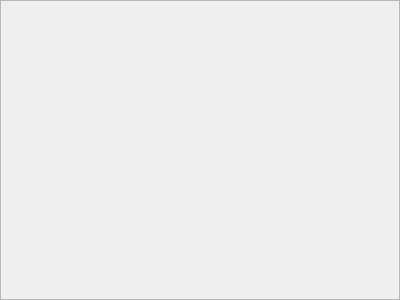
First picture: the form in People/f_adduser.ui, repository ashraf-kx/stock-manager, before the edit.
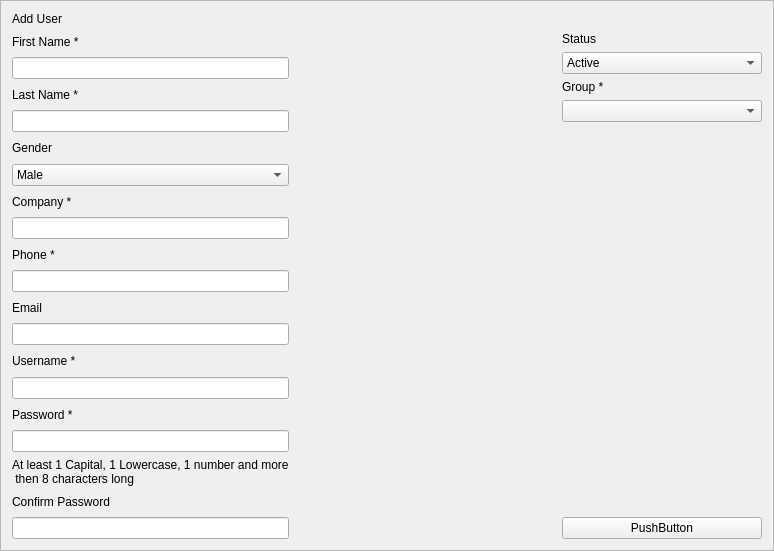
Second picture: the form after the edit.

Commit message:
Create GUIs for (Users/Suppliers/Billers/Customers)
Inputs to manage People in General

```diff
--- a/People/f_adduser.ui
+++ b/People/f_adduser.ui
@@ -9,8 +9,8 @@
    <rect>
     <x>0</x>
     <y>0</y>
-    <width>400</width>
-    <height>300</height>
+    <width>774</width>
+    <height>551</height>
    </rect>
   </property>
   <property name="frameShape">
@@ -19,5 +19,276 @@
   <property name="windowTitle">
    <string>Frame</string>
   </property>
+  <property name="frameShape">
+   <enum>QFrame::StyledPanel</enum>
+  </property>
+  <property name="frameShadow">
+   <enum>QFrame::Raised</enum>
+  </property>
+  <layout class="QVBoxLayout" name="verticalLayout_3">
+   <item>
+    <widget class="QLabel" name="L_header">
+     <property name="text">
+      <string>Add User</string>
+     </property>
+    </widget>
+   </item>
+   <item>
+    <layout class="QHBoxLayout" name="layoutMain">
+     <item>
+      <layout class="QVBoxLayout" name="layoutLeftSide">
+       <item>
+        <widget class="QLabel" name="L_firstName">
+         <property name="text">
+          <string>First Name *</string>
+         </property>
+        </widget>
+       </item>
+       <item>
+        <widget class="QLineEdit" name="Le_FirstName">
+         <property name="maxLength">
+          <number>50</number>
+         </property>
+        </widget>
+       </item>
+       <item>
+        <widget class="QLabel" name="L_lastName">
+         <property name="text">
+          <string>Last Name *</string>
+         </property>
+        </widget>
+       </item>
+       <item>
+        <widget class="QLineEdit" name="Le_lastName">
+         <property name="maxLength">
+          <number>50</number>
+         </property>
+        </widget>
+       </item>
+       <item>
+        <widget class="QLabel" name="L_gender">
+         <property name="text">
+          <string>Gender</string>
+         </property>
+        </widget>
+       </item>
+       <item>
+        <widget class="QComboBox" name="Cb_gender">
+         <property name="minimumSize">
+          <size>
+           <width>200</width>
+           <height>0</height>
+          </size>
+         </property>
+         <item>
+          <property name="text">
+           <string>Male</string>
+          </property>
+         </item>
+         <item>
+          <property name="text">
+           <string>Female</string>
+          </property>
+         </item>
+        </widget>
+       </item>
+       <item>
+        <widget class="QLabel" name="L_company">
+         <property name="text">
+          <string>Company *</string>
+         </property>
+        </widget>
+       </item>
+       <item>
+        <widget class="QLineEdit" name="Le_company">
+         <property name="maxLength">
+          <number>255</number>
+         </property>
+        </widget>
+       </item>
+       <item>
+        <widget class="QLabel" name="L_phone">
+         <property name="text">
+          <string>Phone *</string>
+         </property>
+        </widget>
+       </item>
+       <item>
+        <widget class="QLineEdit" name="Le_phone">
+         <property name="maxLength">
+          <number>20</number>
+         </property>
+        </widget>
+       </item>
+       <item>
+        <widget class="QLabel" name="L_email">
+         <property name="text">
+          <string>Email </string>
+         </property>
+        </widget>
+       </item>
+       <item>
+        <widget class="QLineEdit" name="Le_email">
+         <property name="maxLength">
+          <number>255</number>
+         </property>
+        </widget>
+       </item>
+       <item>
+        <widget class="QLabel" name="L_username">
+         <property name="text">
+          <string>Username *</string>
+         </property>
+        </widget>
+       </item>
+       <item>
+        <widget class="QLineEdit" name="Le_username">
+         <property name="maxLength">
+          <number>50</number>
+         </property>
+        </widget>
+       </item>
+       <item>
+        <widget class="QLabel" name="L_password">
+         <property name="text">
+          <string>Password *</string>
+         </property>
+        </widget>
+       </item>
+       <item>
+        <widget class="QLineEdit" name="Le_password">
+         <property name="maxLength">
+          <number>50</number>
+         </property>
+         <property name="echoMode">
+          <enum>QLineEdit::Password</enum>
+         </property>
+        </widget>
+       </item>
+       <item>
+        <widget class="QLabel" name="L_info">
+         <property name="text">
+          <string>At least 1 Capital, 1 Lowercase, 1 number and more 
+ then 8 characters long</string>
+         </property>
+        </widget>
+       </item>
+       <item>
+        <widget class="QLabel" name="L_confirmePass">
+         <property name="text">
+          <string>Confirm Password</string>
+         </property>
+        </widget>
+       </item>
+       <item>
+        <widget class="QLineEdit" name="Le_confirmePass">
+         <property name="maxLength">
+          <number>50</number>
+         </property>
+         <property name="echoMode">
+          <enum>QLineEdit::Password</enum>
+         </property>
+        </widget>
+       </item>
+      </layout>
+     </item>
+     <item>
+      <spacer name="horizontalSpacer">
+       <property name="orientation">
+        <enum>Qt::Horizontal</enum>
+       </property>
+       <property name="sizeHint" stdset="0">
+        <size>
+         <width>40</width>
+         <height>20</height>
+        </size>
+       </property>
+      </spacer>
+     </item>
+     <item>
+      <layout class="QVBoxLayout" name="layoutRightSide">
+       <item>
+        <widget class="QLabel" name="L_status">
+         <property name="text">
+          <string>Status</string>
+         </property>
+        </widget>
+       </item>
+       <item>
+        <widget class="QComboBox" name="Cb_status">
+         <property name="minimumSize">
+          <size>
+           <width>200</width>
+           <height>0</height>
+          </size>
+         </property>
+         <property name="maximumSize">
+          <size>
+           <width>350</width>
+           <height>16777215</height>
+          </size>
+         </property>
+         <item>
+          <property name="text">
+           <string>Active</string>
+          </property>
+         </item>
+         <item>
+          <property name="text">
+           <string>Pending</string>
+          </property>
+         </item>
+         <item>
+          <property name="text">
+           <string>Banned</string>
+          </property>
+         </item>
+         <item>
+          <property name="text">
+           <string>Disactive</string>
+          </property>
+         </item>
+         <item>
+          <property name="text">
+           <string>Delete</string>
+          </property>
+         </item>
+        </widget>
+       </item>
+       <item>
+        <widget class="QLabel" name="L_group">
+         <property name="text">
+          <string>Group *</string>
+         </property>
+        </widget>
+       </item>
+       <item>
+        <widget class="QComboBox" name="Cb_group"/>
+       </item>
+       <item>
+        <spacer name="verticalSpacer">
+         <property name="orientation">
+          <enum>Qt::Vertical</enum>
+         </property>
+         <property name="sizeHint" stdset="0">
+          <size>
+           <width>20</width>
+           <height>40</height>
+          </size>
+         </property>
+        </spacer>
+       </item>
+       <item>
+        <widget class="QPushButton" name="pushButton">
+         <property name="text">
+          <string>PushButton</string>
+         </property>
+        </widget>
+       </item>
+      </layout>
+     </item>
+    </layout>
+   </item>
+  </layout>
  </widget>
 </ui>
```
Left out of the diff: 10 changed lines with no effect on the pictures. The commit also changes 6 other files.
